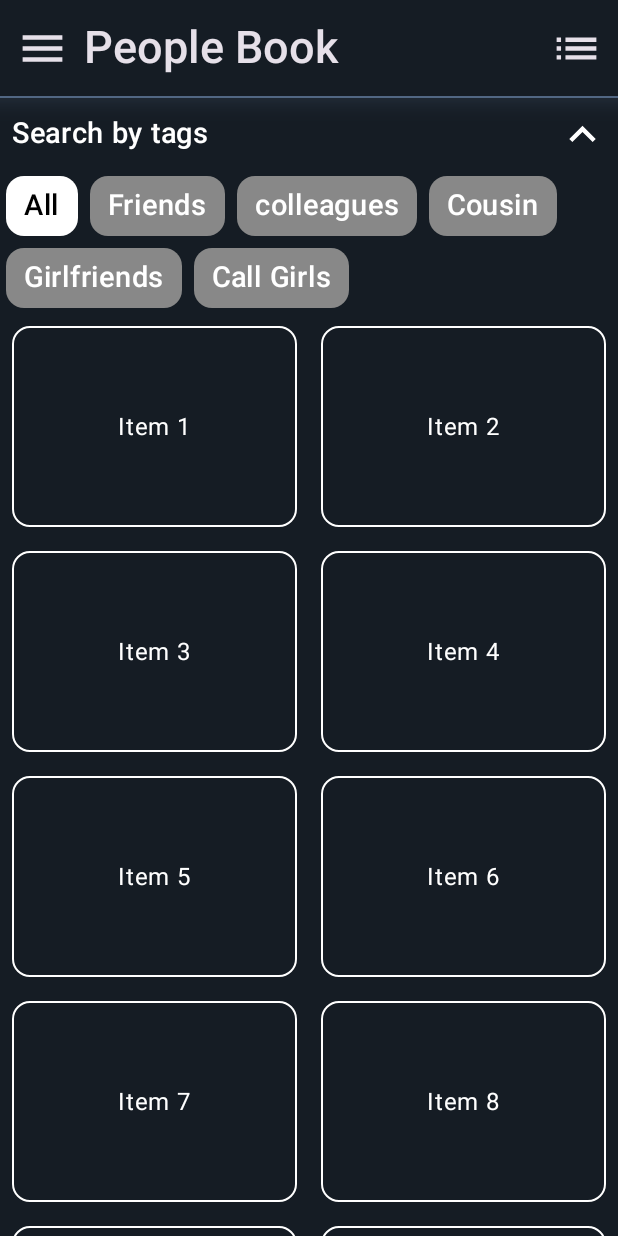
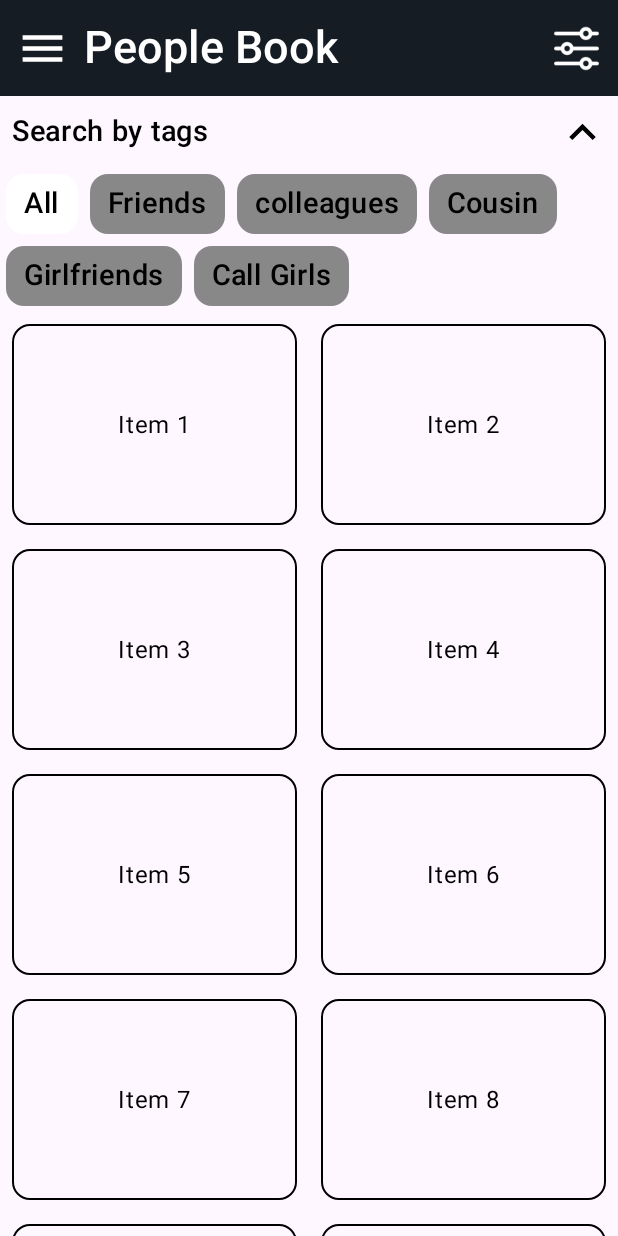
Before and after one commit to kanchasohail/People-Book, an Android app built with Jetpack Compose: the screen it shows after launch (MainActivity), on a phone screen of 412 x 824 dp. Run offline under Robolectric (Android 15) with nearby library versions, the phone set to English and light mode, and no system bars.

Commit message:
theme switch added in the drawer

```diff
--- a/app/src/main/java/com/social/people_book/MainActivity.kt
+++ b/app/src/main/java/com/social/people_book/MainActivity.kt
@@ -1,7 +1,7 @@
 package com.social.people_book
 
+import android.content.Context
 import android.os.Bundle
-import android.util.Log
 import androidx.activity.ComponentActivity
 import androidx.activity.compose.setContent
 import androidx.compose.foundation.isSystemInDarkTheme
@@ -25,7 +25,7 @@ import com.social.people_book.ui.theme.ThemeViewModel
 class MainActivity : ComponentActivity() {
     override fun onCreate(savedInstanceState: Bundle?) {
         super.onCreate(savedInstanceState)
-        val context = this
+        val context: Context = this
         setContent {
             val viewModel = viewModel<ThemeViewModel>(
                 factory = object : ViewModelProvider.Factory {
@@ -36,8 +36,7 @@ class MainActivity : ComponentActivity() {
             )
 
             //Theme mode state
-//            val isSystemDarkTheme = isSystemInDarkTheme()
-            val isSystemDarkTheme = true
+            val isSystemDarkTheme = isSystemInDarkTheme()
             var isDarkMode by remember {
                 mutableStateOf(
                     viewModel.isDarkMode ?: isSystemDarkTheme
@@ -46,10 +45,9 @@ class MainActivity : ComponentActivity() {
 
             LaunchedEffect(key1 = viewModel.isDarkMode) {
                 isDarkMode = viewModel.isDarkMode ?: isSystemDarkTheme
-                Log.d("DarkModeValueViewModel***", viewModel.isDarkMode.toString())
             }
+
             PeopleBookTheme(darkTheme = isDarkMode) {
-                // A surface container using the 'background' color from the theme
                 Surface(
                     modifier = Modifier.fillMaxSize(),
                     color = MaterialTheme.colorScheme.background
@@ -57,7 +55,8 @@ class MainActivity : ComponentActivity() {
                     val navController = rememberNavController()
                     NavigationGraph(
                         navController = navController,
-                        isDarkMode = isDarkMode
+                        isDarkMode = isDarkMode,
+                        themeViewModel = viewModel
                     )
                 }
             }
--- a/app/src/main/java/com/social/people_book/navigation/NavigationGraph.kt
+++ b/app/src/main/java/com/social/people_book/navigation/NavigationGraph.kt
@@ -4,6 +4,7 @@ import androidx.compose.runtime.Composable
 import androidx.navigation.NavHostController
 import androidx.navigation.compose.NavHost
 import androidx.navigation.compose.composable
+import com.social.people_book.ui.theme.ThemeViewModel
 import com.social.people_book.views.home_screen.HomeScreen
 import com.social.people_book.views.premium_screen.PremiumScreen
 import com.social.people_book.views.splash_screen.SplashScreen
@@ -11,25 +12,28 @@ import com.social.people_book.views.splash_screen.SplashScreen
 @Composable
 fun NavigationGraph(
     navController: NavHostController,
-    isDarkMode:Boolean
+    isDarkMode: Boolean,
+    themeViewModel: ThemeViewModel
 ) {
 //    NavHost(navController = navController, startDestination = Screens.SplashScreen.route) {
     NavHost(navController = navController, startDestination = Screens.HomeScreen.route) {
         //Splash Screen
-        composable(Screens.SplashScreen.route){
-            SplashScreen(navController = navController , isDarkMode = isDarkMode)
+        composable(Screens.SplashScreen.route) {
+            SplashScreen(navController = navController, isDarkMode = isDarkMode)
         }
 
         //Home Screen
         composable(Screens.HomeScreen.route) {
             HomeScreen(
                 navController = navController,
-                isDarkMode= isDarkMode,)
+                isDarkMode = isDarkMode,
+                themeViewModel = themeViewModel
+            )
         }
 
         //Premium Screen
         composable(Screens.PremiumScreen.route) {
-            PremiumScreen(navController , isDarkMode = isDarkMode)
+            PremiumScreen(navController, isDarkMode = isDarkMode)
         }
 
     }
--- /dev/null
+++ b/app/src/main/java/com/social/people_book/ui/layout/CustomSwitch.kt
@@ -0,0 +1,99 @@
+package com.social.people_book.ui.layout
+
+import androidx.compose.animation.core.animateFloatAsState
+import androidx.compose.foundation.Canvas
+import androidx.compose.foundation.gestures.detectTapGestures
+import androidx.compose.foundation.layout.padding
+import androidx.compose.foundation.layout.size
+import androidx.compose.material3.MaterialTheme
+import androidx.compose.runtime.Composable
+import androidx.compose.runtime.LaunchedEffect
+import androidx.compose.runtime.mutableStateOf
+import androidx.compose.runtime.remember
+import androidx.compose.ui.Modifier
+import androidx.compose.ui.draw.scale
+import androidx.compose.ui.geometry.CornerRadius
+import androidx.compose.ui.geometry.Offset
+import androidx.compose.ui.graphics.Color
+import androidx.compose.ui.graphics.drawscope.Stroke
+import androidx.compose.ui.input.pointer.pointerInput
+import androidx.compose.ui.platform.LocalDensity
+import androidx.compose.ui.unit.Dp
+import androidx.compose.ui.unit.dp
+
+
+@Composable
+fun CustomSwitch(
+    modifier: Modifier = Modifier,
+    scale: Float = 2f,
+    width: Dp = 26.dp,
+    height: Dp = 13.dp,
+    strokeWidth: Dp = 1.dp,
+    gapBetweenThumbAndTrackEdge: Dp = 1.8.dp,
+    checked: Boolean,
+    onCheckedChange: (Boolean) -> Unit
+) {
+
+    val switchON = remember {
+        mutableStateOf(checked) // Initially the switch is ON
+    }
+    LaunchedEffect(key1 = checked){
+        switchON.value = checked
+    }
+    val thumbColor = if (switchON.value) MaterialTheme.colorScheme.surface else Color.Gray
+    val trackColor = if (switchON.value) MaterialTheme.colorScheme.primary else Color.Gray
+    val backGroundColor =
+        if (switchON.value) MaterialTheme.colorScheme.primary else MaterialTheme.colorScheme.primary.copy(
+            .1f
+        )
+
+    val thumbRadius = (height / 2) - gapBetweenThumbAndTrackEdge
+
+    // To move thumb, we need to calculate the position (along x axis)
+    val animatePosition = animateFloatAsState(
+        targetValue = if (switchON.value)
+            with(LocalDensity.current) { (width - thumbRadius - gapBetweenThumbAndTrackEdge).toPx() }
+        else
+            with(LocalDensity.current) { (thumbRadius + gapBetweenThumbAndTrackEdge).toPx() },
+        label = "switchAnimatePosition"
+    )
+
+    Canvas(
+        modifier = modifier
+            .padding(vertical = 8.dp, horizontal = 16.dp)
+            .size(width = width, height = height)
+            .scale(scale = scale)
+            .pointerInput(Unit) {
+                detectTapGestures(
+                    onTap = {
+                        // This is called when the user taps on the canvas
+                        switchON.value = !switchON.value
+
+                        onCheckedChange(switchON.value)
+                    }
+                )
+            }
+    ) {
+
+        // Track
+        drawRoundRect(
+            color = trackColor,
+            cornerRadius = CornerRadius(x = 10.dp.toPx(), y = 10.dp.toPx()),
+            style = Stroke(width = strokeWidth.toPx()),
+        )
+        drawRoundRect(
+            color = backGroundColor,
+            cornerRadius = CornerRadius(x = 10.dp.toPx(), y = 10.dp.toPx()),
+        )
+
+        // Thumb
+        drawCircle(
+            color = thumbColor,
+            radius = thumbRadius.toPx(),
+            center = Offset(
+                x = animatePosition.value,
+                y = size.height / 2
+            )
+        )
+    }
+}
--- a/app/src/main/java/com/social/people_book/ui/theme/ThemeViewModel.kt
+++ b/app/src/main/java/com/social/people_book/ui/theme/ThemeViewModel.kt
@@ -10,17 +10,16 @@ import androidx.lifecycle.ViewModel
 class ThemeViewModel(context: Context) : ViewModel() {
     private val isDarkThemeKey: String = "is_dark_theme"
 
-//    private val darkModeSetting: Boolean? = isThemeDarkMode()
-    private val darkModeSetting: Boolean? = null
+    private val prefs: SharedPreferences by lazy {
+        context.getSharedPreferences("people_book_prefs", Context.MODE_PRIVATE)
+    }
+
+    private val darkModeSetting: Boolean? = isThemeDarkMode()
 
     var isDarkMode by mutableStateOf(
         darkModeSetting
     )
 
-
-    private val prefs: SharedPreferences by lazy {
-        context.getSharedPreferences("people_book_prefs", Context.MODE_PRIVATE)
-    }
 
     fun setThemeMode(isDarkMode: Boolean) {
         val stringValue = if (isDarkMode) "true" else "false"
--- a/app/src/main/java/com/social/people_book/views/home_screen/HomeScreen.kt
+++ b/app/src/main/java/com/social/people_book/views/home_screen/HomeScreen.kt
@@ -39,20 +39,23 @@ import androidx.compose.ui.Alignment
 import androidx.compose.ui.Modifier
 import androidx.compose.ui.graphics.Color
 import androidx.compose.ui.graphics.RectangleShape
+import androidx.compose.ui.res.painterResource
 import androidx.compose.ui.text.font.FontWeight
 import androidx.compose.ui.unit.dp
 import androidx.compose.ui.unit.sp
 import androidx.lifecycle.viewmodel.compose.viewModel
 import androidx.navigation.NavController
+import com.social.people_book.R
 import com.social.people_book.ui.layout.MyDivider
 import com.social.people_book.ui.layout.MyText
+import com.social.people_book.ui.theme.ThemeViewModel
 import com.social.people_book.views.side_drawer.DrawerContent
 import com.social.people_book.views.side_drawer.DrawerHeader
 import kotlinx.coroutines.launch
 
 @OptIn(ExperimentalMaterial3Api::class, ExperimentalLayoutApi::class)
 @Composable
-fun HomeScreen(navController: NavController, isDarkMode: Boolean) {
+fun HomeScreen(navController: NavController, isDarkMode: Boolean , themeViewModel: ThemeViewModel) {
 
     val appBarBackGroundColor =
         if (isDarkMode) MaterialTheme.colorScheme.surface else MaterialTheme.colorScheme.primary
@@ -89,6 +92,7 @@ fun HomeScreen(navController: NavController, isDarkMode: Boolean) {
 
                 DrawerContent(
                     navController = navController,
+                    viewModel = themeViewModel
                 )
             }
         }) {
@@ -124,10 +128,10 @@ fun HomeScreen(navController: NavController, isDarkMode: Boolean) {
                     actions = {
                         IconButton(onClick = { /*TODO*/ }) {
                             Icon(
-                                imageVector = Icons.Default.List,
+                                painter = painterResource(id = R.drawable.ic_settings_icon),
                                 contentDescription = "More",
                                 tint = appBarTextColor,
-                                modifier = Modifier.size(35.dp)
+                                modifier = Modifier.size(30.dp)
                             )
                         }
                     }
@@ -193,7 +197,7 @@ fun HomeScreen(navController: NavController, isDarkMode: Boolean) {
 @Composable
 fun TagsChip(
     modifier: Modifier = Modifier,
-    chipText:String,
+    chipText: String,
     textColor: Color,
     isSelected: Boolean,
     onClick: () -> Unit
--- a/app/src/main/java/com/social/people_book/views/side_drawer/DrawerContent.kt
+++ b/app/src/main/java/com/social/people_book/views/side_drawer/DrawerContent.kt
@@ -1,9 +1,109 @@
 package com.social.people_book.views.side_drawer
 
+import android.annotation.SuppressLint
+import androidx.compose.foundation.Image
+import androidx.compose.foundation.clickable
+import androidx.compose.foundation.isSystemInDarkTheme
+import androidx.compose.foundation.layout.Arrangement
+import androidx.compose.foundation.layout.Column
+import androidx.compose.foundation.layout.Row
+import androidx.compose.foundation.layout.Spacer
+import androidx.compose.foundation.layout.fillMaxSize
+import androidx.compose.foundation.layout.fillMaxWidth
+import androidx.compose.foundation.layout.height
+import androidx.compose.foundation.layout.padding
+import androidx.compose.foundation.shape.RoundedCornerShape
+import androidx.compose.material3.Card
+import androidx.compose.material3.CardDefaults
+import androidx.compose.material3.MaterialTheme
 import androidx.compose.runtime.Composable
+import androidx.compose.runtime.getValue
+import androidx.compose.runtime.mutableStateOf
+import androidx.compose.runtime.remember
+import androidx.compose.runtime.setValue
+import androidx.compose.ui.Alignment
+import androidx.compose.ui.Modifier
+import androidx.compose.ui.graphics.Color
+import androidx.compose.ui.platform.LocalContext
+import androidx.compose.ui.res.painterResource
+import androidx.compose.ui.unit.dp
 import androidx.navigation.NavController
+import com.social.people_book.R
+import com.social.people_book.ui.layout.CustomSwitch
+import com.social.people_book.ui.layout.MyText
+import com.social.people_book.ui.theme.ThemeViewModel
 
+@SuppressLint("UnrememberedMutableState")
 @Composable
-fun DrawerContent(navController: NavController) {
+fun DrawerContent(navController: NavController, viewModel: ThemeViewModel) {
 
+    val isSystemSettingDarkTheme by mutableStateOf(isSystemInDarkTheme())
+    var isDarkMode by remember {
+        mutableStateOf(
+            viewModel.isDarkMode ?: isSystemSettingDarkTheme
+        )
+    }
+
+    val textColor = if (isDarkMode) Color.White else Color.Black
+
+    Column(modifier = Modifier.fillMaxSize()) {
+        Card(
+            modifier = Modifier.fillMaxWidth(),
+            elevation = CardDefaults.cardElevation(
+                6.dp
+            ), colors = CardDefaults.cardColors(
+                containerColor = MaterialTheme.colorScheme.background
+            ),
+            shape = RoundedCornerShape(
+                topStart = 0.dp,
+                topEnd = 0.dp,
+                bottomStart = 10.dp,
+                bottomEnd = 10.dp
+            )
+        ) {
+            Image(
+                painter = painterResource(id = if (isDarkMode) R.drawable.app_icon_horizontal_dark else R.drawable.app_icon_horizontal_light),
+                contentDescription = "App Icon",
+                modifier = Modifier
+                    .height(150.dp)
+                    .align(Alignment.CenterHorizontally)
+            )
+        }
+
+        Column(
+            modifier = Modifier
+                .fillMaxWidth()
+                .padding(8.dp),
+        ) {
+            Row(
+                modifier = Modifier
+                    .fillMaxWidth()
+                    .padding(vertical = 8.dp)
+                    .clickable {
+                        isDarkMode = !isDarkMode
+                        viewModel.isDarkMode = isDarkMode
+                        viewModel.setThemeMode(isDarkMode)
+                    },
+                verticalAlignment = Alignment.CenterVertically,
+                horizontalArrangement = Arrangement.SpaceBetween
+            ) {
+                MyText(text = "Theme", fontSize = 21, textColor = textColor)
+
+                CustomSwitch(checked = isDarkMode, onCheckedChange = {
+                    isDarkMode = it
+                    viewModel.isDarkMode = it
+                    viewModel.setThemeMode(isDarkMode)
+                }, modifier = Modifier.padding(end = 8.dp, top = 5.dp))
+            }
+
+//            PremiumCard(textColor = textColor, navController = navController)
+//
+//            AboutUsCard(textColor = textColor)
+
+            Spacer(modifier = Modifier.weight(1f))
+
+//            PrivacyPolicyText()
+
+        }
+    }
 }
```
Also changed, not shown: app/src/main/res/drawable/ic_settings_icon.png (added).
